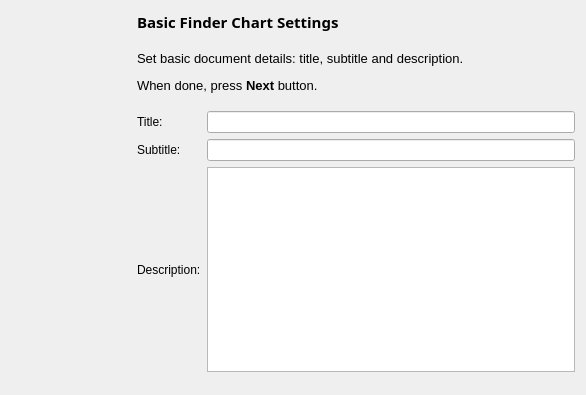
Qt form kstars/printing/pwizchartconfig.ui (KDE/kstars) before a commit.
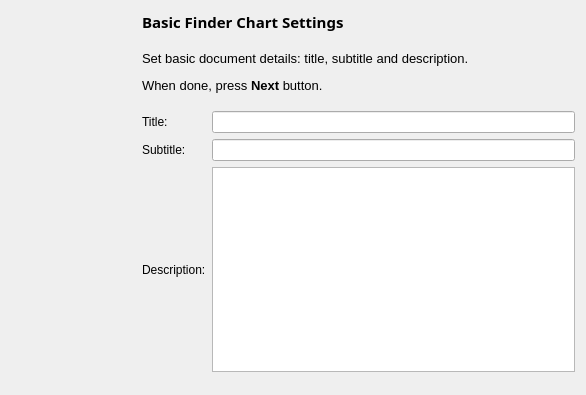
The same form after that commit.

Commit message: Added spacer between banner image and step layout in Printing Wizard.

Patch:
```diff
--- a/kstars/printing/pwizchartconfig.ui
+++ b/kstars/printing/pwizchartconfig.ui
@@ -45,6 +45,22 @@
      </property>
     </widget>
    </item>
+   <item>
+    <spacer name="horizontalSpacer">
+     <property name="orientation">
+      <enum>Qt::Horizontal</enum>
+     </property>
+     <property name="sizeType">
+      <enum>QSizePolicy::Fixed</enum>
+     </property>
+     <property name="sizeHint" stdset="0">
+      <size>
+       <width>5</width>
+       <height>20</height>
+      </size>
+     </property>
+    </spacer>
+   </item>
    <item>
     <layout class="QVBoxLayout" name="contentsLayout">
      <property name="spacing">
```
The commit also changes 9 other files.
